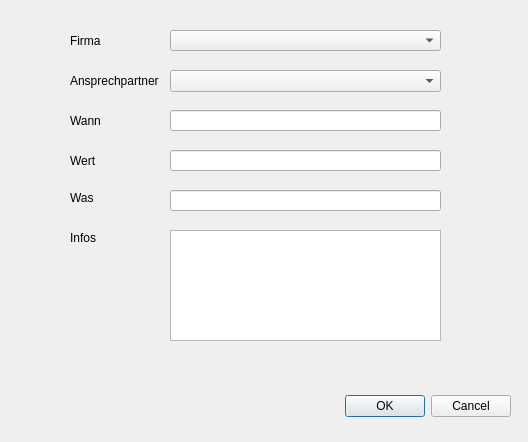
Old version of the form createactivity.ui in the repository green-lion-racing/glr-database.
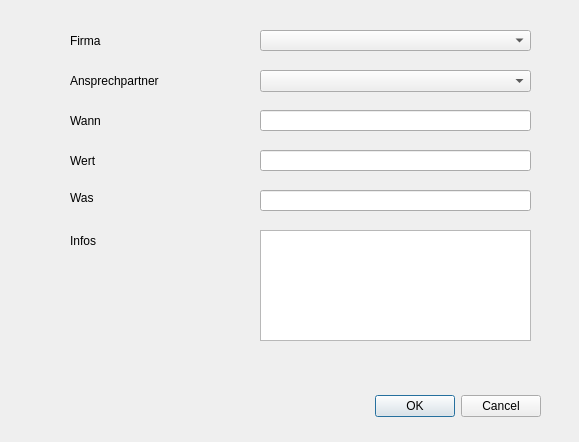
New version of the form.

Diff of the .ui file:
```diff
--- a/createactivity.ui
+++ b/createactivity.ui
@@ -6,7 +6,7 @@
    <rect>
     <x>0</x>
     <y>0</y>
-    <width>528</width>
+    <width>579</width>
     <height>442</height>
    </rect>
   </property>
@@ -16,7 +16,7 @@
   <widget class="QDialogButtonBox" name="buttonBox">
    <property name="geometry">
     <rect>
-     <x>170</x>
+     <x>200</x>
      <y>390</y>
      <width>341</width>
      <height>32</height>
@@ -45,7 +45,7 @@
   <widget class="QComboBox" name="cb_company">
    <property name="geometry">
     <rect>
-     <x>170</x>
+     <x>260</x>
      <y>30</y>
      <width>271</width>
      <height>21</height>
@@ -68,7 +68,7 @@
   <widget class="QLineEdit" name="le_when">
    <property name="geometry">
     <rect>
-     <x>170</x>
+     <x>260</x>
      <y>110</y>
      <width>271</width>
      <height>21</height>
@@ -78,7 +78,7 @@
   <widget class="QLineEdit" name="le_value">
    <property name="geometry">
     <rect>
-     <x>170</x>
+     <x>260</x>
      <y>150</y>
      <width>271</width>
      <height>21</height>
@@ -88,7 +88,7 @@
   <widget class="QLineEdit" name="le_what">
    <property name="geometry">
     <rect>
-     <x>170</x>
+     <x>260</x>
      <y>190</y>
      <width>271</width>
      <height>21</height>
@@ -98,7 +98,7 @@
   <widget class="QTextEdit" name="te_info">
    <property name="geometry">
     <rect>
-     <x>170</x>
+     <x>260</x>
      <y>230</y>
      <width>271</width>
      <height>111</height>
@@ -137,7 +137,7 @@
      <x>70</x>
      <y>230</y>
      <width>91</width>
-     <height>16</height>
+     <height>21</height>
     </rect>
    </property>
    <property name="text">
@@ -147,7 +147,7 @@
   <widget class="QComboBox" name="cb_person">
    <property name="geometry">
     <rect>
-     <x>170</x>
+     <x>260</x>
      <y>70</y>
      <width>271</width>
      <height>22</height>
@@ -159,7 +159,7 @@
     <rect>
      <x>70</x>
      <y>70</y>
-     <width>101</width>
+     <width>191</width>
      <height>21</height>
     </rect>
    </property>
```
